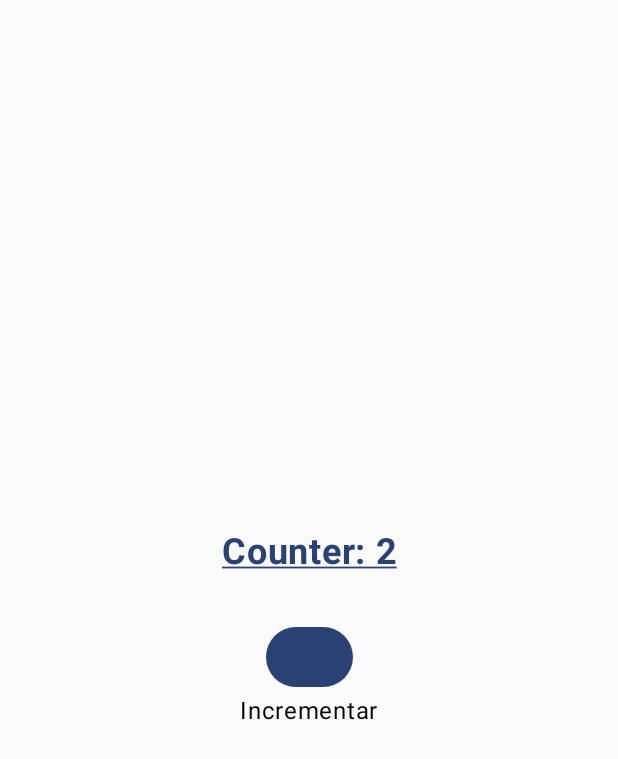
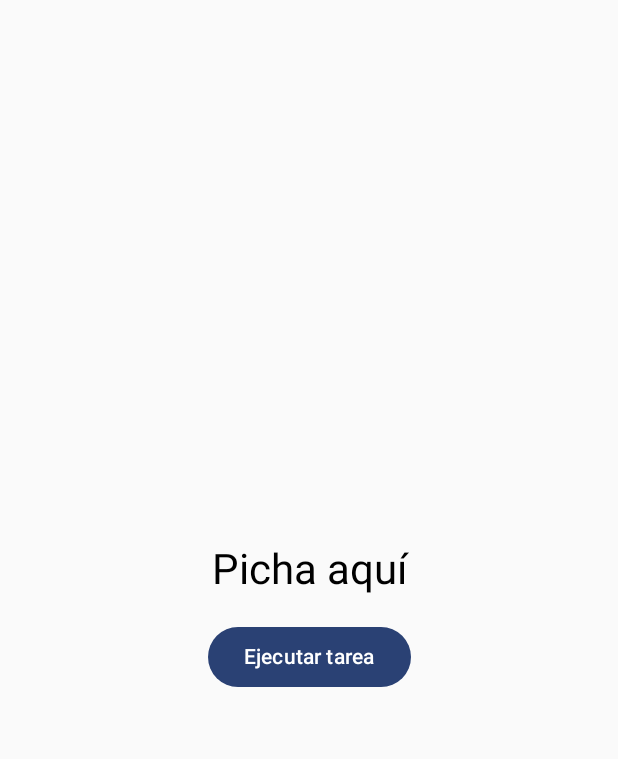
Before and after one commit to oujinniao/CursoJetpackCompose, an Android app built with Jetpack Compose: the screen it shows after launch (MainActivity), on a phone screen of 412 x 824 dp. Shown: the top 759 px of the screen. Run offline under Robolectric (Android 15) with nearby library versions, the phone set to English and light mode, and no system bars.

```diff
--- a/app/src/main/java/com/example/cursodejetpackcompose/MainActivity.kt
+++ b/app/src/main/java/com/example/cursodejetpackcompose/MainActivity.kt
@@ -2,7 +2,6 @@ package com.example.cursodejetpackcompose
 
 
 import android.os.Bundle
-import android.util.Log
 import androidx.activity.ComponentActivity
 import androidx.activity.compose.setContent
 import androidx.activity.enableEdgeToEdge
@@ -16,22 +15,17 @@ import androidx.compose.material3.Button
 import androidx.compose.material3.MaterialTheme
 import androidx.compose.material3.Text
 import androidx.compose.runtime.Composable
-import androidx.compose.runtime.LaunchedEffect
 import androidx.compose.runtime.getValue
 import androidx.compose.runtime.mutableStateOf
 import androidx.compose.runtime.remember
+import androidx.compose.runtime.rememberCoroutineScope
 import androidx.compose.runtime.setValue
 import androidx.compose.ui.Alignment
 import androidx.compose.ui.Modifier
-import androidx.compose.ui.text.font.FontFamily
-import androidx.compose.ui.text.font.FontWeight
-import androidx.compose.ui.text.style.TextAlign
-import androidx.compose.ui.text.style.TextDecoration
-import androidx.compose.ui.text.style.TextOverflow
 import androidx.compose.ui.unit.dp
-import androidx.compose.ui.unit.sp
 import com.example.cursodejetpackcompose.ui.theme.CursoDeJetpackComposeTheme
 import kotlinx.coroutines.delay
+import kotlinx.coroutines.launch
 
 
 class MainActivity : ComponentActivity() {
@@ -41,69 +35,47 @@ class MainActivity : ComponentActivity() {
         setContent {
             CursoDeJetpackComposeTheme {
                 //MyScreen()
-                CounterLaunchedEffect()
+                //CounterLaunchedEffect()
+                RememberCoroutineScope()
 
 
             }
         }
     }
+    @Composable
+    fun RememberCoroutineScope() {
+        val scope = rememberCoroutineScope()
 
-    @Composable
-    fun CounterLaunchedEffect() {
-        var counter by remember { mutableStateOf(0) }
+        var text by remember {mutableStateOf("Picha aquí")}
 
-        LaunchedEffect(key1 = counter) {
-            Log.d("CounterLaunchedEffect", "Counter: $counter")
-            delay(3000)
-            counter++
-        }
             Column(
-            modifier = Modifier
+                modifier= Modifier
                 .fillMaxSize()
                 .padding(16.dp),
                 horizontalAlignment = Alignment.CenterHorizontally,
                 verticalArrangement = Arrangement.Center
             ) {
                 Text(
-                text = "Counter: $counter",
-                modifier = Modifier.padding(16.dp),
-                style = MaterialTheme.typography.bodyLarge,
-                color = MaterialTheme.colorScheme.primary,
-                textAlign = TextAlign.Center,
-                fontWeight = FontWeight.Bold,
-                fontFamily = FontFamily.SansSerif,
-                fontSize = 24.sp,
-                maxLines = 1,
-                overflow = TextOverflow.Ellipsis,
-                textDecoration = TextDecoration.Underline,
-                lineHeight = 32.sp
-            )
+                    text = text,
+                    style = MaterialTheme.typography.headlineMedium)
+
+
                 Spacer(modifier = Modifier.height(16.dp))
 
-            Button(onClick = { counter++ }) {
+                Button(
+                    onClick = {
+                        scope.launch {
+                            text = "Presionado"
+                            delay(3000)
+                            text = "FIN TAREA"
                         }
-            Text(text = "Incrementar")
                     }
+                ) {
+                    Text(text = "Ejecutar tarea")
                 }
             }
 
 
-            @Composable
-            fun MyScreen() {
-                //se ejecuta una sola vez con Unit
-                LaunchedEffect(Unit) {
-                    //courutineScope
-                    delay(3000)
-                    Log.d("MyScreen", "3 segundos han pasado")
+            }
 
     }
-                Column(
-                    modifier = Modifier
-                        .fillMaxSize()
-                        .padding(16.dp),
-                    horizontalAlignment = Alignment.CenterHorizontally,
-                    verticalArrangement = Arrangement.Center
-                ) {
-                    Text(text = "Hola Jetpack Compose")
-                }
-            }
```
Lines whose indentation alone changed are shown as unchanged.
